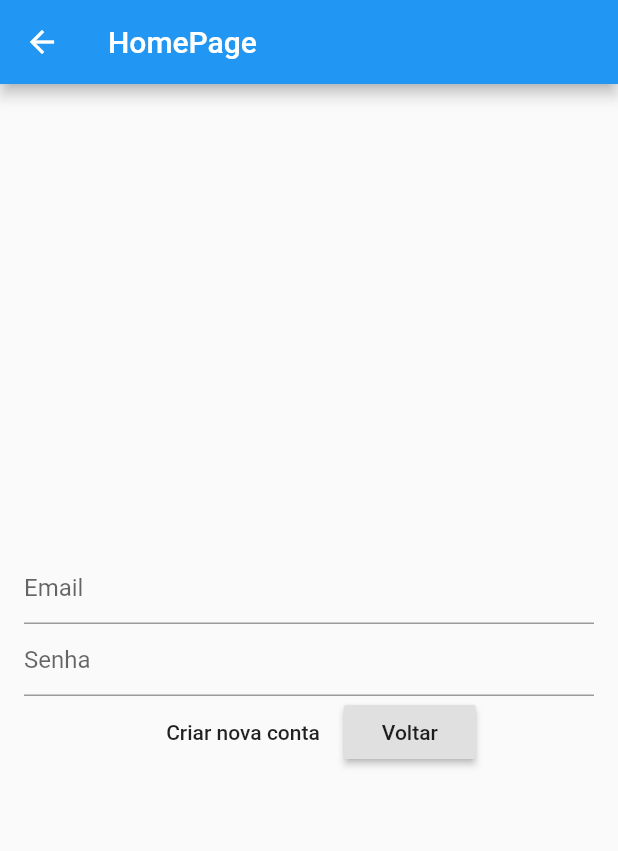
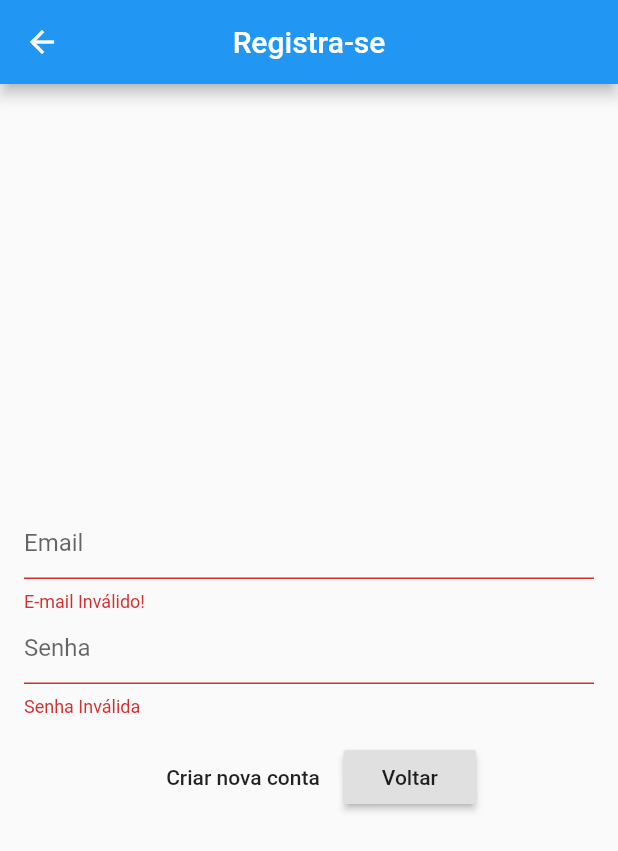
Before and after one commit to pvictor1206/pequenos_empreendedores, a Flutter app: the RegisterPage screen opened directly, after a tap on "Criar nova conta", on a phone screen of 412 x 824 dp. Shown: the top 851 px of the screen. Run offline on Flutter 3.47's test engine with Material 2 defaults, Android fonts, the phone set to English and light mode, and no system bars; our stand-ins replace firebase_auth, firebase_core; accounts and stored records are empty.

Commit message:
commit login

```diff
--- a/lib/home_login_register/home_page/home_page.dart
+++ b/lib/home_login_register/home_page/home_page.dart
@@ -18,6 +18,7 @@ class _HomePageState extends State<HomePage> {
     return Scaffold(
       appBar: AppBar(
         title: Text("HomePage"),
+        centerTitle: true,
       ),
       body: Column(
           //mainAxisAlignment: MainAxisAlignment.center,
--- a/lib/home_login_register/landing_page/landing_page.dart
+++ b/lib/home_login_register/landing_page/landing_page.dart
@@ -33,7 +33,7 @@ class LandingPage extends StatelessWidget {
 
                   // Usuario conectado ou desconectado
                   if(user == null) {
-                    return LoginPage();
+                    return ManutencaoPage();
                   } else {
                     return HomePage();
                   }
--- a/lib/home_login_register/register_page/register_page.dart
+++ b/lib/home_login_register/register_page/register_page.dart
@@ -1,6 +1,7 @@
 import 'package:firebase_auth/firebase_auth.dart';
 import 'package:flutter/material.dart';
 import 'package:pequenos_empreendedores/home_login_register/home_page/home_page.dart';
+import 'package:pequenos_empreendedores/manutencao_page/manutencao_page.dart';
 
 class RegisterPage extends StatefulWidget {
   //const HomePage({Key key}) : super(key: key);
@@ -11,6 +12,8 @@ class RegisterPage extends StatefulWidget {
 
 class _RegisterPageState extends State<RegisterPage> {
 
+  final _formKey = GlobalKey<FormState>();
+
   String _email;
   String _password;
 
@@ -20,6 +23,12 @@ class _RegisterPageState extends State<RegisterPage> {
           .instance
           .createUserWithEmailAndPassword(email: _email, password: _password);
       print("User: $userCredential");
+      Navigator.push(
+          context,
+          MaterialPageRoute(
+              builder: (context)  => ManutencaoPage()
+          )
+      );
     } on FirebaseAuthException catch (e) {
       print("Error: $e");
     } catch (e) {
@@ -32,35 +41,58 @@ class _RegisterPageState extends State<RegisterPage> {
   Widget build(BuildContext context) {
     return Scaffold(
       appBar: AppBar(
-        title: Text("HomePage"),
+        title: Text("Registra-se"),
+        centerTitle: true,
       ),
-      body: Center(
+      body: Form(
+        key: _formKey,
+        child: Center(
             child: Padding(
               padding: const EdgeInsets.all(16.0),
               child: Column(
                 mainAxisAlignment: MainAxisAlignment.center,
                 children: [
-                TextField(
+                  TextFormField(
                     onChanged: (value) {
                       _email = value;
                     },
                     decoration: InputDecoration(
                         hintText: "Email"
                     ),
+                    keyboardType: TextInputType.emailAddress,
+                    validator: (text){
+                      if(text.isEmpty || !text.contains("@")){
+                        return "E-mail Inválido!";
+                      }
+                    },
                   ),
-                TextField(
+                  TextFormField(
                     onChanged: (value) {
                       _password = value;
                     },
                     decoration: InputDecoration(
                         hintText: "Senha"
                     ),
+                    obscureText: true,
+                    validator: (text) {
+                      if(text.isEmpty){
+                        return "Senha Inválida";
+                      }
+                      else if(text.length <6){
+                        return "Senha menor que 6 caracteres!";
+                      }
+                    },
                   ),
+                  SizedBox(height: 16.0,), //Espaço
                   Row(
                     mainAxisAlignment: MainAxisAlignment.center,
                     children: [
                       MaterialButton(
-                      onPressed: _createUser,
+                        onPressed: () {
+                          if(_formKey.currentState.validate()){
+                            _createUser();
+                          }
+                        },
                         child: Text("Criar nova conta"),
                       ),
                       RaisedButton(
@@ -81,6 +113,7 @@ class _RegisterPageState extends State<RegisterPage> {
               ),
             )
         ),
+      )
     );
   }
 
```
Also changed, not shown: lib/home_login_register/login_page/login_page.dart (+52 -5 lines), lib/manutencao_page/manutencao_page.dart (+21 -3 lines). Lines whose indentation alone changed are shown as unchanged.
